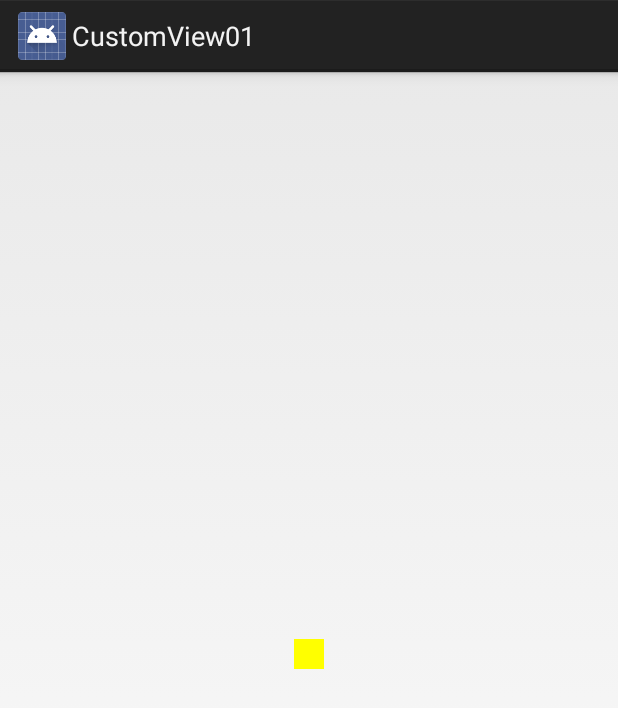
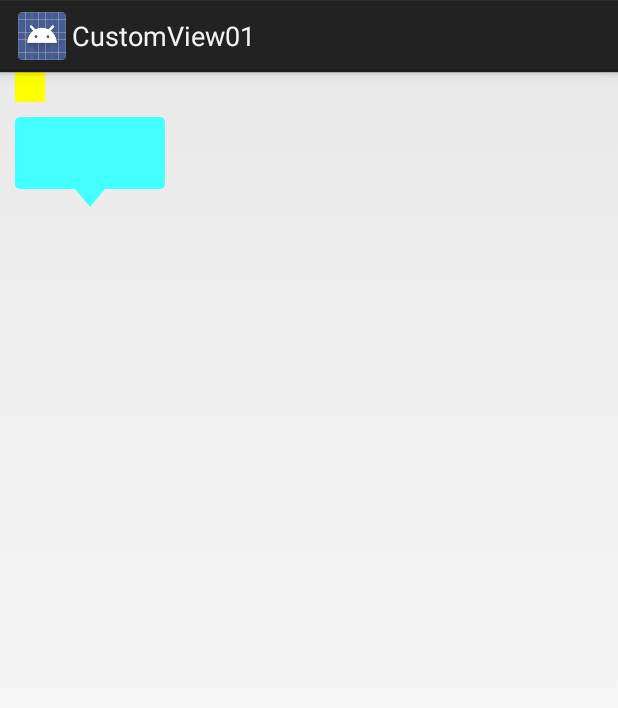
Before and after one commit to huangyula/CustomView, an Android app: the screen it shows after launch (MainActivity), on a phone screen of 412 x 824 dp. Shown: the top 708 px of the screen. Run offline under Robolectric (Android 15) with nearby library versions, the phone set to English and light mode, and no system bars; plain views replace CustomTitleView; 3 statements that could not run were skipped.

Commit message:
自定义View---泡泡窗

```diff
--- /dev/null
+++ b/app/src/main/java/com/hy/customview/view/PopupView.java
@@ -0,0 +1,93 @@
+package com.hy.customview.view;
+
+import android.content.Context;
+import android.content.res.TypedArray;
+import android.graphics.Canvas;
+import android.graphics.Color;
+import android.graphics.Paint;
+import android.graphics.Path;
+import android.graphics.RectF;
+import android.util.AttributeSet;
+import android.view.View;
+
+import com.hy.customview.R;
+
+/**
+ * Created by hy on 2018-07-10.
+ * 自定义View---泡泡窗
+ * 思路:画一个圆角矩形和三角形，三角形宽高为View宽高的0.2倍
+ */
+
+public class PopupView extends View {
+    private Paint mPaint;
+    private Path mPath;
+    private RectF mRect;
+    private int popupViewColor;//颜色
+    public PopupView(Context context) {
+        this(context,null);
+
+    }
+
+    public PopupView(Context context, AttributeSet attrs) {
+        this(context,attrs,0);
+    }
+
+    public PopupView(Context context, AttributeSet attrs, int defStyle) {
+        super(context, attrs, defStyle);
+        init();
+        /**
+         * 获取自定义属性
+         */
+        TypedArray ra=context.getTheme().obtainStyledAttributes(attrs, R.styleable.PopupView,defStyle,0);
+        popupViewColor=ra.getColor(R.styleable.PopupView_popupview_color,Color.YELLOW);
+        mPaint.setColor(popupViewColor);
+        ra.recycle();
+    }
+
+    private void init() {
+        mPaint=new Paint();
+        mPaint.setColor(Color.YELLOW);
+        mPaint.setAntiAlias(true);
+
+        mPath=new Path();
+
+        mRect=new RectF();
+    }
+
+    @Override
+    protected void onMeasure(int widthMeasureSpec, int heightMeasureSpec) {
+        int widthMode=MeasureSpec.getMode(widthMeasureSpec);
+        int widthSize=MeasureSpec.getSize(widthMeasureSpec);
+        int heightMode=MeasureSpec.getMode(heightMeasureSpec);
+        int heightSize=MeasureSpec.getSize(heightMeasureSpec);
+        int width=0,height=0;
+        if(widthMode==MeasureSpec.EXACTLY){
+            width=widthSize;
+        }else if(widthMode==MeasureSpec.AT_MOST){
+            width=Math.min(widthSize,100*2);
+        }
+        if(heightMode==MeasureSpec.EXACTLY){
+            height=heightSize;
+        }else if(heightMode==MeasureSpec.AT_MOST){
+            height=Math.min(heightSize,60*2);
+        }
+        setMeasuredDimension(width,height);
+    }
+
+    @Override
+    protected void onDraw(Canvas canvas) {
+        super.onDraw(canvas);
+        int width=getMeasuredWidth();
+        int height=getMeasuredHeight();
+        //画方块
+        mRect.set(0,0,width,height*0.8f);
+        canvas.drawRoundRect(mRect,5,5,mPaint);
+
+        //画三角形
+        mPath.moveTo(width/2,height);
+        mPath.lineTo((width/2-width*0.1f),(height*0.8f));
+        mPath.lineTo((width/2+width*0.1f),(height*0.8f));
+        mPath.close();
+        canvas.drawPath(mPath,mPaint);
+    }
+}
--- a/app/src/main/java/com/hy/customview/view/ValidCodeView.java
+++ b/app/src/main/java/com/hy/customview/view/ValidCodeView.java
@@ -21,6 +21,7 @@ import java.util.Set;
  */
 
 /**
+ * 自定义View---验证码
  * 1.在View的构造方法中，获得自定义样式
  * 2.重写onDraw
  */
--- a/app/src/main/res/layout/activity_main.xml
+++ b/app/src/main/res/layout/activity_main.xml
@@ -1,10 +1,13 @@
-<RelativeLayout xmlns:android="http://schemas.android.com/apk/res/android"
+<LinearLayout xmlns:android="http://schemas.android.com/apk/res/android"
                 xmlns:app="http://schemas.android.com/apk/res-auto"
                 xmlns:tools="http://schemas.android.com/tools"
                 xmlns:hycustom="http://schemas.android.com/apk/res/com.hy.customview"
                 android:layout_width="match_parent"
                 android:layout_height="match_parent"
-                tools:ignore="ResAuto">
+                tools:ignore="ResAuto"
+                android:orientation="vertical"
+                android:layout_marginLeft="10dp"
+    >
 
     <!--<com.example.customview01.view.CustomTitleView-->
         <!--android:layout_width="wrap_content"-->
@@ -21,9 +24,13 @@
         hycustom:hyTitleTextColor="#ff0000"
         hycustom:hyTitleTextSize="20sp"
         hycustom:hyTitleText="1234"
-        android:layout_centerInParent="true"
         android:padding="10dp"
+        android:layout_marginBottom="10dp"
        />
+    <com.hy.customview.view.PopupView
+        android:layout_width="100dp"
+        android:layout_height="60dp"
+        app:popupview_color="#44ffff"
+        />
 
-
-</RelativeLayout>
+</LinearLayout>
--- a/app/src/main/res/values/attr.xml
+++ b/app/src/main/res/values/attr.xml
@@ -11,7 +11,9 @@
         <attr name="hyTitleTextSize"/>
     </declare-styleable>
 
-
+    <declare-styleable name="PopupView">
+        <attr name="popupview_color" format="color"/>
+    </declare-styleable>
 
 
 </resources>
```
